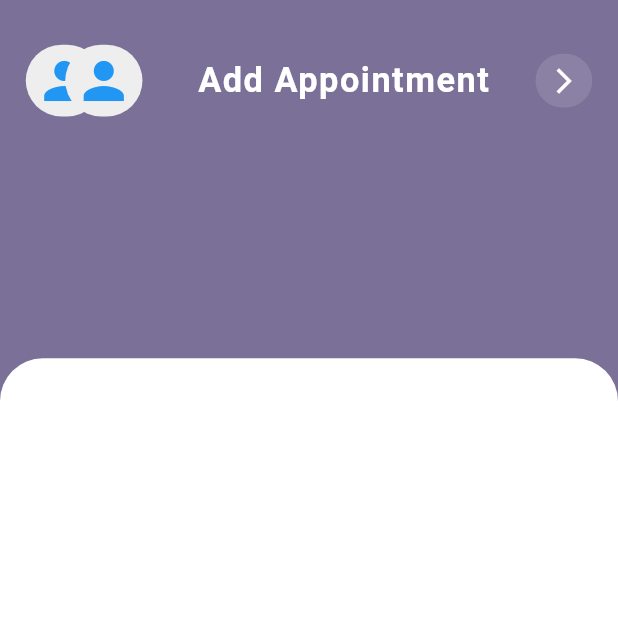
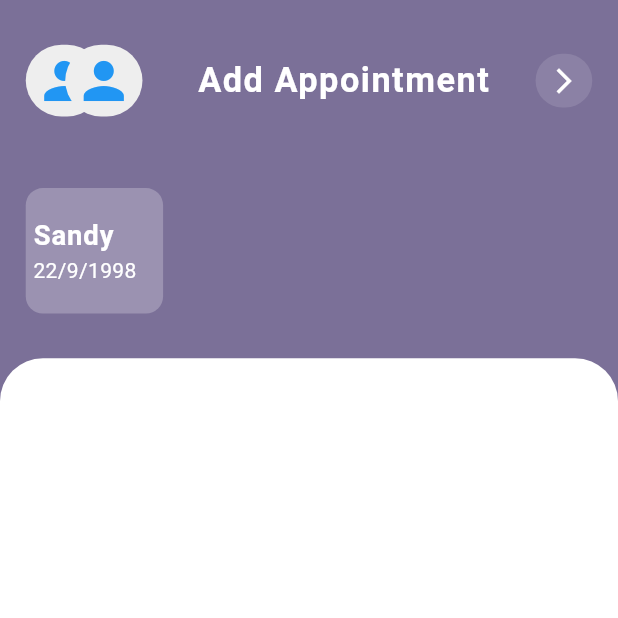
Before and after one commit to manaralbogha/Patient_app, a Flutter app: the AddAppointmentView screen opened by its route, on a phone screen of 412 x 824 dp, the top half of it. Run offline on Flutter 3.47's test engine with Material 2 defaults, Android fonts, the phone set to English and light mode, and no system bars; our stand-ins replace dartz, dio, equatable, flutter_bloc, flutter_screenutil, shared_preferences; missing offline and left inert: awesome_icons; accounts and stored records are empty.

Commit message:
Update add_appointment_view.dart

```diff
--- a/lib/screens/add_appointment_view/add_appointment_view.dart
+++ b/lib/screens/add_appointment_view/add_appointment_view.dart
@@ -3,7 +3,6 @@ import 'package:flutter_bloc/flutter_bloc.dart';
 import 'package:flutter_screenutil/flutter_screenutil.dart';
 import 'package:patient_app/core/styles/app_colors.dart';
 import 'package:patient_app/core/styles/text_styles.dart';
-import 'package:patient_app/core/utils/app_assets.dart';
 import 'package:patient_app/core/widgets/custome_image.dart';
 import 'package:patient_app/screens/add_appointment_view/cubit/add_appointment_cubit.dart';
 import 'package:patient_app/screens/add_appointment_view/cubit/add_appointment_states.dart';
@@ -55,8 +54,40 @@ class _Body extends StatelessWidget {
           child: Padding(
             padding: EdgeInsets.symmetric(vertical: 25.h, horizontal: 15.w),
             child: Column(
+              crossAxisAlignment: CrossAxisAlignment.start,
               children: [
                 _CustomAppBar(key: key),
+                const Spacer(),
+                InkWell(
+                  customBorder: RoundedRectangleBorder(
+                    borderRadius: BorderRadius.circular(10.r),
+                  ),
+                  onTap: () {},
+                  child: Container(
+                    padding: const EdgeInsets.all(5),
+                    height: 70.h,
+                    width: 80.w,
+                    decoration: BoxDecoration(
+                      color: Colors.white24,
+                      borderRadius: BorderRadius.circular(10.r),
+                    ),
+                    child: Column(
+                        mainAxisAlignment: MainAxisAlignment.center,
+                        crossAxisAlignment: CrossAxisAlignment.start,
+                        children: [
+                          Text(
+                            'Sandy',
+                            style: TextStyles.textStyle16.copyWith(
+                                color: Colors.white,
+                                fontWeight: FontWeight.bold),
+                          ),
+                          const Text(
+                            '22/9/1998',
+                            style: TextStyle(color: Colors.white),
+                          ),
+                        ]),
+                  ),
+                )
               ],
             ),
           ),
```
